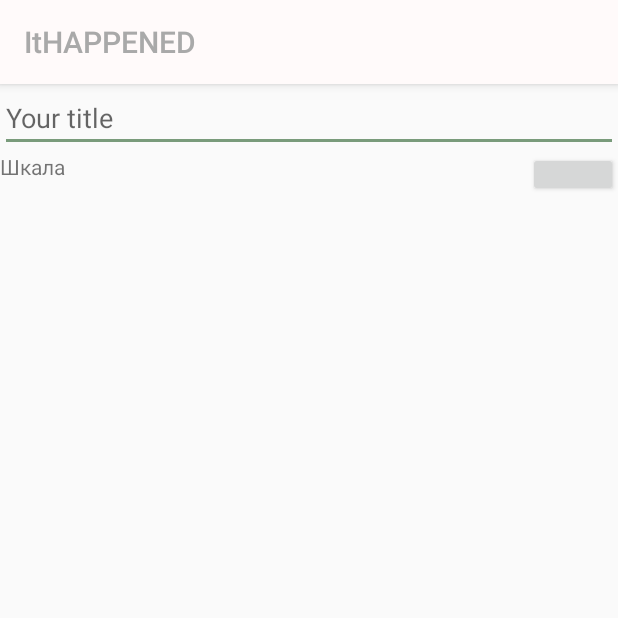
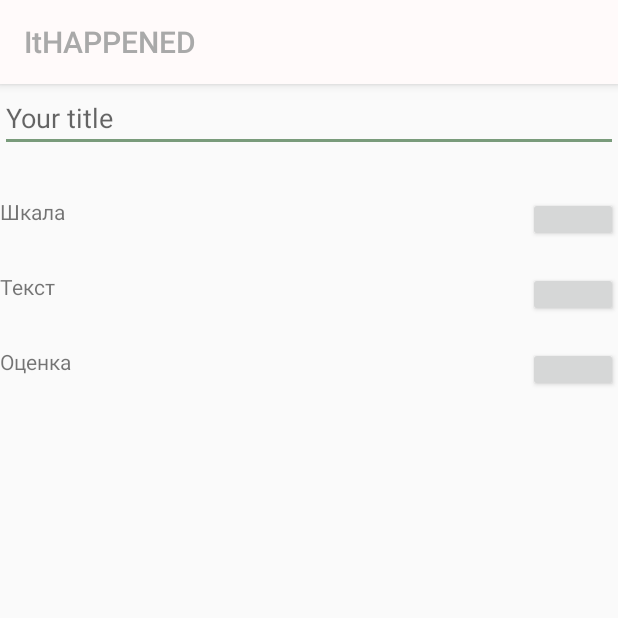
Before and after one commit to LeagueOfDevelopers/ItHappened, an Android app: the AddNewTrackingActivity screen opened directly, with no data from a screen before it, on a phone screen of 412 x 824 dp, the top half of it. Run offline under Robolectric (Android 15) with nearby library versions, the phone set to English and light mode, and no system bars; plain views replace TriStateToggleButton.

Commit message:
Add new tracking activity. Version 2

```diff
--- a/Android/ItHappenedAndroid/app/src/main/res/layout/activity_addnewtracking.xml
+++ b/Android/ItHappenedAndroid/app/src/main/res/layout/activity_addnewtracking.xml
@@ -23,10 +23,11 @@
     <RelativeLayout
 
         android:layout_width="match_parent"
-        android:layout_height="wrap_content">
+        android:layout_height="wrap_content"
+        android:layout_marginTop="30dp">
         <TextView
             android:layout_width="wrap_content"
-            android:layout_height="match_parent"
+            android:layout_height="wrap_content"
             android:text="Шкала"
             />
         <it.beppi.tristatetogglebutton_library.TriStateToggleButton
@@ -35,6 +36,7 @@
         android:id="@+id/tstb_1"
             app:tbMidColor="@color/actionbar_text_color"
             android:layout_alignParentRight="true"
+            app:tbDefaultStatus="off"
         />
     </RelativeLayout>
     </LinearLayout>
@@ -49,10 +51,11 @@
         <RelativeLayout
 
             android:layout_width="match_parent"
-            android:layout_height="wrap_content">
+            android:layout_height="wrap_content"
+            android:layout_marginTop="20dp">
             <TextView
                 android:layout_width="wrap_content"
-                android:layout_height="match_parent"
+                android:layout_height="wrap_content"
                 android:text="Текст"
                 />
             <it.beppi.tristatetogglebutton_library.TriStateToggleButton
@@ -61,18 +64,27 @@
                 android:id="@+id/tstb_2"
                 app:tbMidColor="@color/actionbar_text_color"
                 android:layout_alignParentRight="true"
+                app:tbDefaultStatus="off"
                 />
         </RelativeLayout>
     </LinearLayout>
 
+
+    <LinearLayout
+        android:layout_width="match_parent"
+        android:layout_height="wrap_content"
+        android:id="@+id/number"
+        android:layout_below="@id/scale">
+
             <RelativeLayout
                 android:layout_below="@id/text"
                 android:layout_width="match_parent"
-                android:layout_height="wrap_content">
+                android:layout_height="wrap_content"
+                android:layout_marginTop="70dp">
                 <TextView
                     android:layout_width="wrap_content"
-                    android:layout_height="match_parent"
-                    android:text="Текст"
+                    android:layout_height="wrap_content"
+                    android:text="Оценка"
                     />
                 <it.beppi.tristatetogglebutton_library.TriStateToggleButton
                     android:layout_width="60dp"
@@ -80,8 +92,11 @@
                     android:id="@+id/tstb_3"
                     app:tbMidColor="@color/actionbar_text_color"
                     android:layout_alignParentRight="true"
+                    app:tbOffColor="#FFFFFF"
+                    app:tbDefaultStatus="off"
                     />
     </RelativeLayout>
+    </LinearLayout>
 
 
 
```
